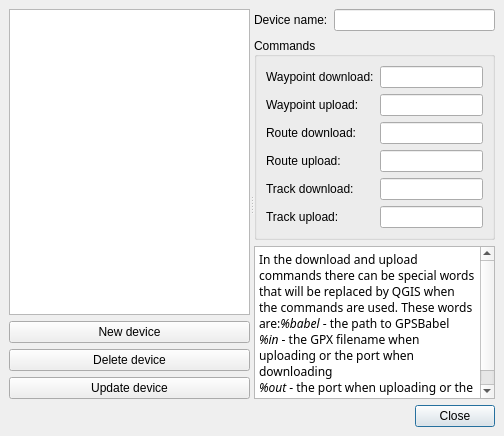
The window that src/plugins/gps_importer/qgsgpsdevicedialogbase.ui (qgis/QGIS) describes before a commit, drawn with Qt 5.
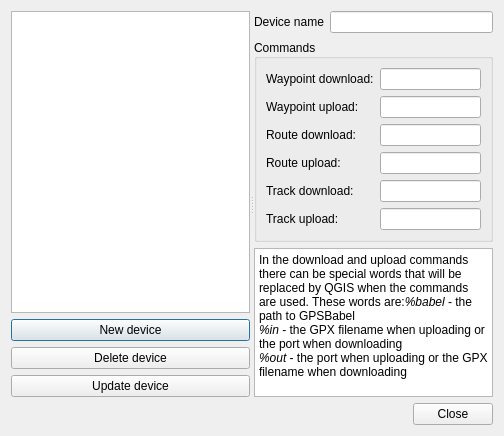
The same window after the commit.

Commit message: Added refresh button so when plugging in a gps device after dialog is opened, it can be selectd from the ports list. Use button box for gps add device dialog

Patch:
```diff
--- a/src/plugins/gps_importer/qgsgpsdevicedialogbase.ui
+++ b/src/plugins/gps_importer/qgsgpsdevicedialogbase.ui
@@ -10,9 +10,7 @@
    </rect>
   </property>
   <property name="sizePolicy" >
-   <sizepolicy>
-    <hsizetype>1</hsizetype>
-    <vsizetype>1</vsizetype>
+   <sizepolicy vsizetype="Minimum" hsizetype="Minimum" >
     <horstretch>0</horstretch>
     <verstretch>0</verstretch>
    </sizepolicy>
@@ -23,14 +21,8 @@
   <property name="modal" >
    <bool>true</bool>
   </property>
-  <layout class="QVBoxLayout" >
-   <property name="margin" >
-    <number>9</number>
-   </property>
-   <property name="spacing" >
-    <number>6</number>
-   </property>
-   <item>
+  <layout class="QGridLayout" >
+   <item row="0" column="0" >
     <widget class="QSplitter" name="splitter" >
      <property name="orientation" >
       <enum>Qt::Horizontal</enum>
@@ -46,9 +38,7 @@
        <item>
         <widget class="QListWidget" name="lbDeviceList" >
          <property name="sizePolicy" >
-          <sizepolicy>
-           <hsizetype>5</hsizetype>
-           <vsizetype>5</vsizetype>
+          <sizepolicy vsizetype="Preferred" hsizetype="Preferred" >
            <horstretch>0</horstretch>
            <verstretch>0</verstretch>
           </sizepolicy>
@@ -58,9 +48,7 @@
        <item>
         <widget class="QPushButton" name="pbnNewDevice" >
          <property name="sizePolicy" >
-          <sizepolicy>
-           <hsizetype>1</hsizetype>
-           <vsizetype>0</vsizetype>
+          <sizepolicy vsizetype="Fixed" hsizetype="Minimum" >
            <horstretch>0</horstretch>
            <verstretch>0</verstretch>
           </sizepolicy>
@@ -73,9 +61,7 @@
        <item>
         <widget class="QPushButton" name="pbnDeleteDevice" >
          <property name="sizePolicy" >
-          <sizepolicy>
-           <hsizetype>1</hsizetype>
-           <vsizetype>0</vsizetype>
+          <sizepolicy vsizetype="Fixed" hsizetype="Minimum" >
            <horstretch>0</horstretch>
            <verstretch>0</verstretch>
           </sizepolicy>
@@ -88,9 +74,7 @@
        <item>
         <widget class="QPushButton" name="pbnUpdateDevice" >
          <property name="sizePolicy" >
-          <sizepolicy>
-           <hsizetype>1</hsizetype>
-           <vsizetype>0</vsizetype>
+          <sizepolicy vsizetype="Fixed" hsizetype="Minimum" >
            <horstretch>0</horstretch>
            <verstretch>0</verstretch>
           </sizepolicy>
@@ -121,24 +105,20 @@
          <item>
           <widget class="QLabel" name="textLabel3" >
            <property name="sizePolicy" >
-            <sizepolicy>
-             <hsizetype>1</hsizetype>
-             <vsizetype>5</vsizetype>
+            <sizepolicy vsizetype="Preferred" hsizetype="Minimum" >
              <horstretch>0</horstretch>
              <verstretch>0</verstretch>
             </sizepolicy>
            </property>
            <property name="text" >
-            <string>Device name:</string>
+            <string>Device name</string>
            </property>
           </widget>
          </item>
          <item>
           <widget class="QLineEdit" name="leDeviceName" >
            <property name="sizePolicy" >
-            <sizepolicy>
-             <hsizetype>7</hsizetype>
-             <vsizetype>0</vsizetype>
+            <sizepolicy vsizetype="Fixed" hsizetype="Expanding" >
              <horstretch>2</horstretch>
              <verstretch>0</verstretch>
             </sizepolicy>
@@ -162,7 +142,19 @@
           <property name="margin" >
            <number>9</number>
           </property>
-          <property name="spacing" >
+          <property name="topMargin" >
+           <number>9</number>
+          </property>
+          <property name="rightMargin" >
+           <number>9</number>
+          </property>
+          <property name="bottomMargin" >
+           <number>9</number>
+          </property>
+          <property name="horizontalSpacing" >
+           <number>6</number>
+          </property>
+          <property name="verticalSpacing" >
            <number>6</number>
           </property>
           <item row="4" column="0" >
@@ -255,15 +247,16 @@
        <item>
         <widget class="QTextEdit" name="textEdit" >
          <property name="sizePolicy" >
-          <sizepolicy>
-           <hsizetype>5</hsizetype>
-           <vsizetype>5</vsizetype>
+          <sizepolicy vsizetype="Preferred" hsizetype="Preferred" >
            <horstretch>0</horstretch>
            <verstretch>0</verstretch>
           </sizepolicy>
          </property>
          <property name="html" >
-          <string>&lt;html>&lt;head>&lt;meta name="qrichtext" content="1" />&lt;/head>&lt;body style=" white-space: pre-wrap; font-family:Sans Serif; font-size:9pt; font-weight:400; font-style:normal; text-decoration:none;">&lt;p style=" margin-top:12px; margin-bottom:12px; margin-left:0px; margin-right:0px; -qt-block-indent:0; text-indent:0px;">In the download and upload commands there can be special words that will be replaced by QGIS when the commands are used. These words are:&lt;span style=" font-style:italic;">%babel&lt;/span> - the path to GPSBabel&lt;br />&lt;span style=" font-style:italic;">%in&lt;/span> - the GPX filename when uploading or the port when downloading&lt;br />&lt;span style=" font-style:italic;">%out&lt;/span> - the port when uploading or the GPX filename when downloading&lt;/p>&lt;/body>&lt;/html></string>
+          <string>&lt;html>&lt;head>&lt;meta name="qrichtext" content="1" />&lt;style type="text/css">
+p, li { white-space: pre-wrap; }
+&lt;/style>&lt;/head>&lt;body style=" font-family:'Verdana'; font-size:10pt; font-weight:400; font-style:normal;">
+&lt;p style=" margin-top:12px; margin-bottom:12px; margin-left:0px; margin-right:0px; -qt-block-indent:0; text-indent:0px; font-family:'Sans Serif'; font-size:9pt;">In the download and upload commands there can be special words that will be replaced by QGIS when the commands are used. These words are:&lt;span style=" font-style:italic;">%babel&lt;/span> - the path to GPSBabel&lt;br />&lt;span style=" font-style:italic;">%in&lt;/span> - the GPX filename when uploading or the port when downloading&lt;br />&lt;span style=" font-style:italic;">%out&lt;/span> - the port when uploading or the GPX filename when downloading&lt;/p>&lt;/body>&lt;/html></string>
          </property>
         </widget>
        </item>
@@ -271,38 +264,12 @@
      </widget>
     </widget>
    </item>
-   <item>
-    <layout class="QHBoxLayout" >
-     <property name="margin" >
-      <number>0</number>
+   <item row="1" column="0" >
+    <widget class="QDialogButtonBox" name="buttonBox" >
+     <property name="standardButtons" >
+      <set>QDialogButtonBox::Close</set>
      </property>
-     <property name="spacing" >
-      <number>6</number>
-     </property>
-     <item>
-      <spacer>
-       <property name="orientation" >
-        <enum>Qt::Horizontal</enum>
-       </property>
-       <property name="sizeHint" >
-        <size>
-         <width>381</width>
-         <height>21</height>
-        </size>
-       </property>
-      </spacer>
-     </item>
-     <item>
-      <widget class="QPushButton" name="pbnClose" >
-       <property name="text" >
-        <string>Close</string>
-       </property>
-       <property name="default" >
-        <bool>true</bool>
-       </property>
-      </widget>
-     </item>
-    </layout>
+    </widget>
    </item>
   </layout>
  </widget>
```
Left out of the diff: 66 changed lines with no effect on the pictures. The commit also changes 2 other files.
